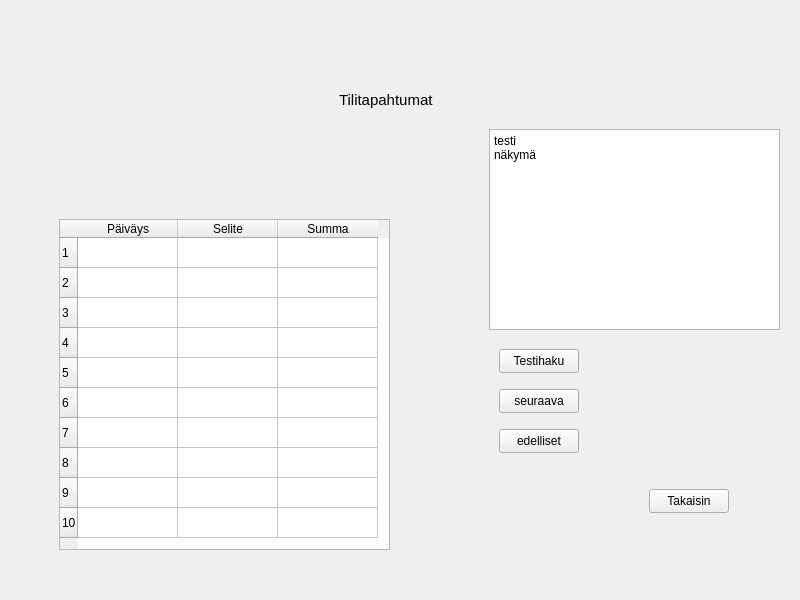
22kmo-project/group_10, file frontend/transactionwindow.ui: the form before one commit.
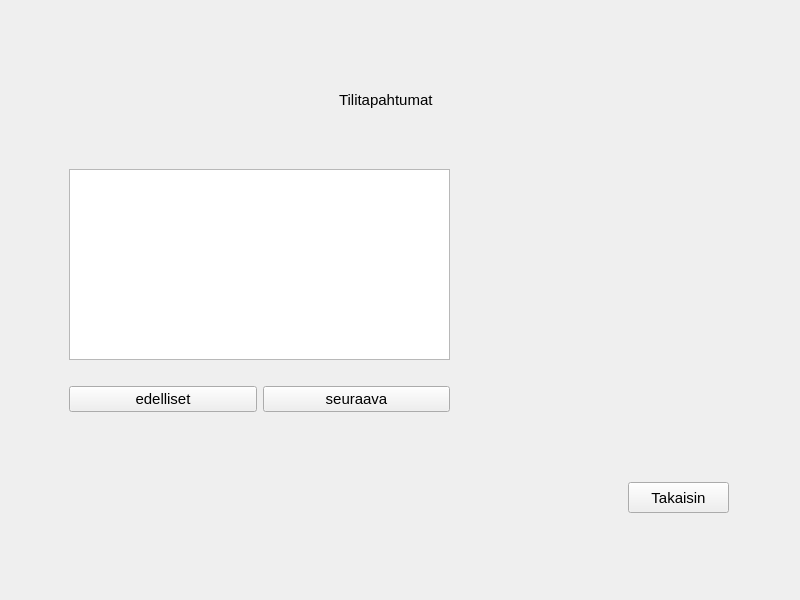
The form after the commit.

What changed in the file:
```diff
--- a/frontend/transactionwindow.ui
+++ b/frontend/transactionwindow.ui
@@ -47,12 +47,17 @@
     <widget class="QPushButton" name="returnToMenu">
      <property name="geometry">
       <rect>
-       <x>630</x>
-       <y>470</y>
-       <width>80</width>
-       <height>24</height>
+       <x>609</x>
+       <y>463</y>
+       <width>101</width>
+       <height>31</height>
       </rect>
      </property>
+     <property name="font">
+      <font>
+       <pointsize>11</pointsize>
+      </font>
+     </property>
      <property name="text">
       <string>Takaisin</string>
      </property>
@@ -60,10 +65,10 @@
     <widget class="QTextBrowser" name="textBrowser">
      <property name="geometry">
       <rect>
-       <x>470</x>
-       <y>110</y>
-       <width>291</width>
-       <height>201</height>
+       <x>50</x>
+       <y>150</y>
+       <width>381</width>
+       <height>191</height>
       </rect>
      </property>
      <property name="html">
@@ -72,123 +77,44 @@
 p, li { white-space: pre-wrap; }
 hr { height: 1px; border-width: 0; }
 &lt;/style&gt;&lt;/head&gt;&lt;body style=&quot; font-family:'Segoe UI'; font-size:9pt; font-weight:400; font-style:normal;&quot;&gt;
-&lt;p style=&quot; margin-top:0px; margin-bottom:0px; margin-left:0px; margin-right:0px; -qt-block-indent:0; text-indent:0px;&quot;&gt;testi&lt;/p&gt;
-&lt;p style=&quot; margin-top:0px; margin-bottom:0px; margin-left:0px; margin-right:0px; -qt-block-indent:0; text-indent:0px;&quot;&gt;näkymä&lt;/p&gt;&lt;/body&gt;&lt;/html&gt;</string>
+&lt;p style=&quot;-qt-paragraph-type:empty; margin-top:0px; margin-bottom:0px; margin-left:0px; margin-right:0px; -qt-block-indent:0; text-indent:0px;&quot;&gt;&lt;br /&gt;&lt;/p&gt;&lt;/body&gt;&lt;/html&gt;</string>
      </property>
     </widget>
-    <widget class="QPushButton" name="dataButton">
+    <widget class="QWidget" name="horizontalLayoutWidget">
      <property name="geometry">
       <rect>
-       <x>480</x>
-       <y>330</y>
-       <width>80</width>
-       <height>24</height>
+       <x>50</x>
+       <y>340</y>
+       <width>381</width>
+       <height>81</height>
       </rect>
      </property>
-     <property name="text">
-      <string>Testihaku</string>
-     </property>
-    </widget>
-    <widget class="QTableWidget" name="transactionTable">
-     <property name="geometry">
-      <rect>
-       <x>40</x>
-       <y>200</y>
-       <width>331</width>
-       <height>331</height>
-      </rect>
-     </property>
-     <row>
-      <property name="text">
-       <string>1</string>
-      </property>
-     </row>
-     <row>
-      <property name="text">
-       <string>2</string>
-      </property>
-     </row>
-     <row>
-      <property name="text">
-       <string>3</string>
-      </property>
-     </row>
-     <row>
-      <property name="text">
-       <string>4</string>
-      </property>
-     </row>
-     <row>
-      <property name="text">
-       <string>5</string>
-      </property>
-     </row>
-     <row>
-      <property name="text">
-       <string>6</string>
-      </property>
-     </row>
-     <row>
-      <property name="text">
-       <string>7</string>
-      </property>
-     </row>
-     <row>
-      <property name="text">
-       <string>8</string>
-      </property>
-     </row>
-     <row>
-      <property name="text">
-       <string>9</string>
-      </property>
-     </row>
-     <row>
-      <property name="text">
-       <string>10</string>
-      </property>
-     </row>
-     <column>
-      <property name="text">
-       <string>Päiväys</string>
-      </property>
-     </column>
-     <column>
-      <property name="text">
-       <string>Selite</string>
-      </property>
-     </column>
-     <column>
-      <property name="text">
-       <string>Summa</string>
-      </property>
-     </column>
-    </widget>
-    <widget class="QPushButton" name="getNextButton">
-     <property name="geometry">
-      <rect>
-       <x>480</x>
-       <y>370</y>
-       <width>80</width>
-       <height>24</height>
-      </rect>
-     </property>
-     <property name="text">
-      <string>seuraava</string>
-     </property>
-    </widget>
-    <widget class="QPushButton" name="getPrevButton">
-     <property name="geometry">
-      <rect>
-       <x>480</x>
-       <y>410</y>
-       <width>80</width>
-       <height>24</height>
-      </rect>
-     </property>
-     <property name="text">
-      <string>edelliset</string>
-     </property>
+     <layout class="QHBoxLayout" name="horizontalLayout">
+      <item>
+       <widget class="QPushButton" name="getPrevButton">
+        <property name="font">
+         <font>
+          <pointsize>11</pointsize>
+         </font>
+        </property>
+        <property name="text">
+         <string>edelliset</string>
+        </property>
+       </widget>
+      </item>
+      <item>
+       <widget class="QPushButton" name="getNextButton">
+        <property name="font">
+         <font>
+          <pointsize>11</pointsize>
+         </font>
+        </property>
+        <property name="text">
+         <string>seuraava</string>
+        </property>
+       </widget>
+      </item>
+     </layout>
     </widget>
    </widget>
    <widget class="QWidget" name="page_2">
```
